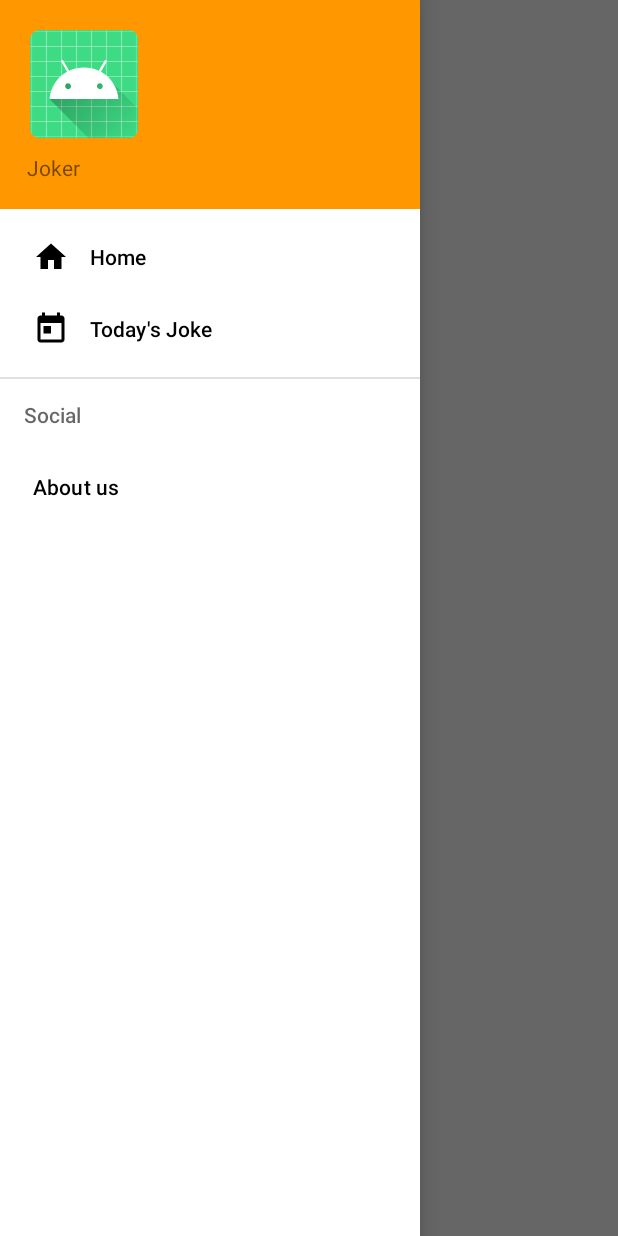
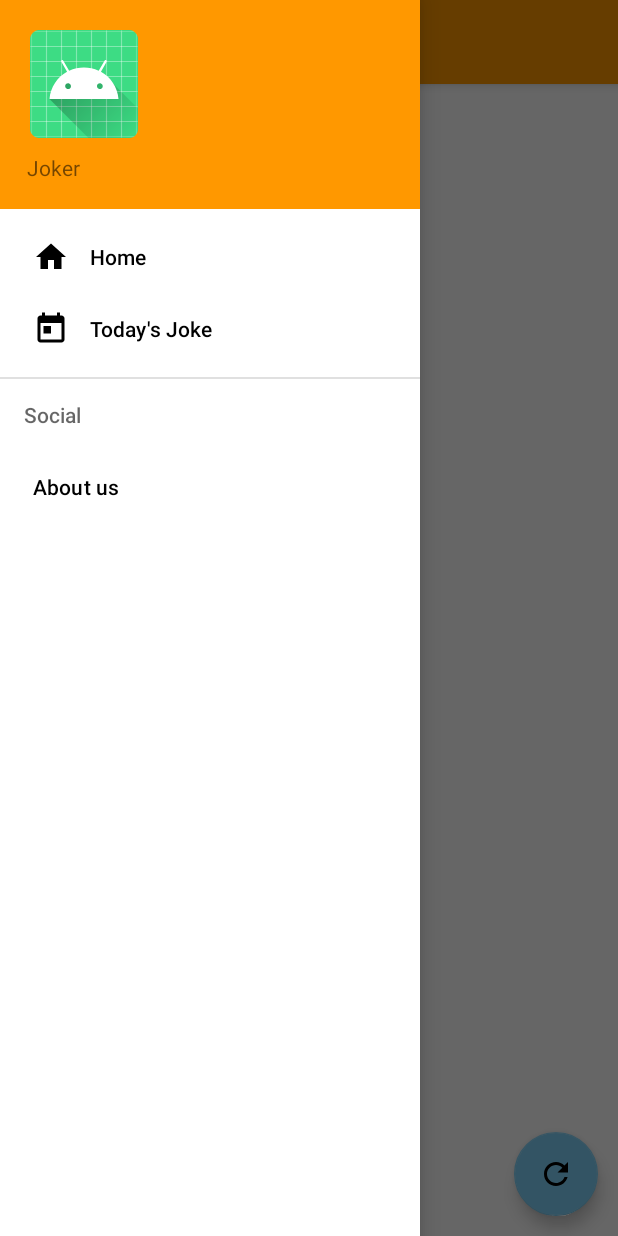
Before and after one commit to aladinjunior/joker, an Android app: the screen it shows after launch (MainActivity), with the side drawer open, on a phone screen of 412 x 824 dp. Run offline under Robolectric (Android 15) with nearby library versions, the phone set to English and light mode, and no system bars.

Commit message:
multiple layouts integration with include

```diff
--- /dev/null
+++ b/app/src/main/res/drawable/ic_baseline_refresh_24.xml
@@ -0,0 +1,10 @@
+<vector xmlns:android="http://schemas.android.com/apk/res/android"
+    android:width="24dp"
+    android:height="24dp"
+    android:viewportWidth="24"
+    android:viewportHeight="24"
+    android:tint="?attr/colorControlNormal">
+  <path
+      android:fillColor="@android:color/white"
+      android:pathData="M17.65,6.35C16.2,4.9 14.21,4 12,4c-4.42,0 -7.99,3.58 -7.99,8s3.57,8 7.99,8c3.73,0 6.84,-2.55 7.73,-6h-2.08c-0.82,2.33 -3.04,4 -5.65,4 -3.31,0 -6,-2.69 -6,-6s2.69,-6 6,-6c1.66,0 3.14,0.69 4.22,1.78L13,11h7V4l-2.35,2.35z"/>
+</vector>
--- a/app/src/main/res/layout/activity_main.xml
+++ b/app/src/main/res/layout/activity_main.xml
@@ -8,14 +8,8 @@
     tools:openDrawer="start"
     >
 
-    <TextView
-        android:layout_width="wrap_content"
-        android:layout_height="wrap_content"
-        android:text="Hello World!"
-        app:layout_constraintBottom_toBottomOf="parent"
-        app:layout_constraintLeft_toLeftOf="parent"
-        app:layout_constraintRight_toRightOf="parent"
-        app:layout_constraintTop_toTopOf="parent" />
+
+    <include layout="@layout/appbar"/>
 
     <com.google.android.material.navigation.NavigationView
         app:headerLayout="@layout/navigation_header"
--- /dev/null
+++ b/app/src/main/res/layout/activity_main_content.xml
@@ -0,0 +1,26 @@
+<?xml version="1.0" encoding="utf-8"?>
+<androidx.constraintlayout.widget.ConstraintLayout xmlns:android="http://schemas.android.com/apk/res/android"
+    android:layout_width="match_parent"
+    android:layout_height="match_parent"
+    xmlns:app="http://schemas.android.com/apk/res-auto"
+    app:layout_behavior="@string/appbar_scrolling_view_behavior">
+
+    <TextView
+        android:layout_width="wrap_content"
+        android:layout_height="wrap_content"
+        android:text="Hello World!"
+        app:layout_constraintLeft_toLeftOf="parent"
+        app:layout_constraintRight_toRightOf="parent"
+        app:layout_constraintTop_toTopOf="parent" />
+
+    <com.google.android.material.floatingactionbutton.FloatingActionButton
+        app:layout_constraintBottom_toBottomOf="parent"
+        app:layout_constraintEnd_toEndOf="parent"
+        android:layout_margin="@dimen/fab_margin"
+        android:src="@drawable/ic_baseline_refresh_24"
+        android:layout_width="wrap_content"
+        android:layout_height="wrap_content"
+        android:contentDescription="@null" />
+
+
+</androidx.constraintlayout.widget.ConstraintLayout>
--- a/app/src/main/res/values/dimens.xml
+++ b/app/src/main/res/values/dimens.xml
@@ -4,6 +4,7 @@
     <dimen name="icon_header_default_space">20dp</dimen>
     <dimen name="label_header_default_space">18dp</dimen>
     <dimen name="label_header_vertical_space">10dp</dimen>
+    <dimen name="fab_margin">13dp</dimen>
 
 
 </resources>
```
Also changed, not shown: app/src/main/res/layout/appbar.xml (added, +18 -0 lines).
